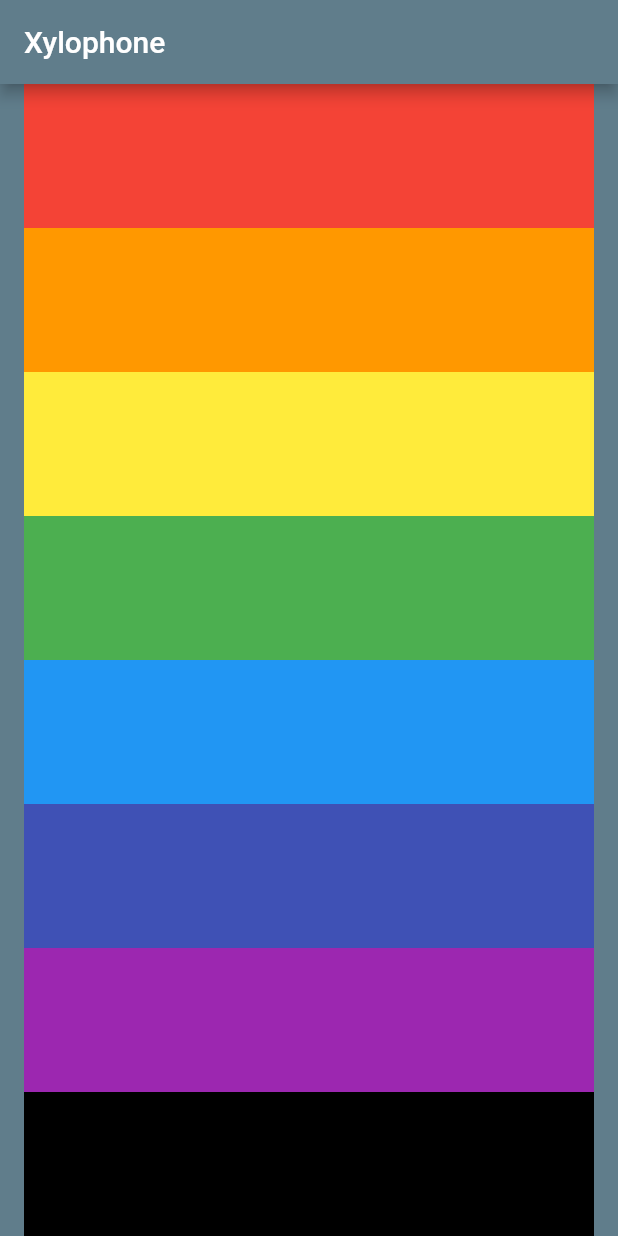
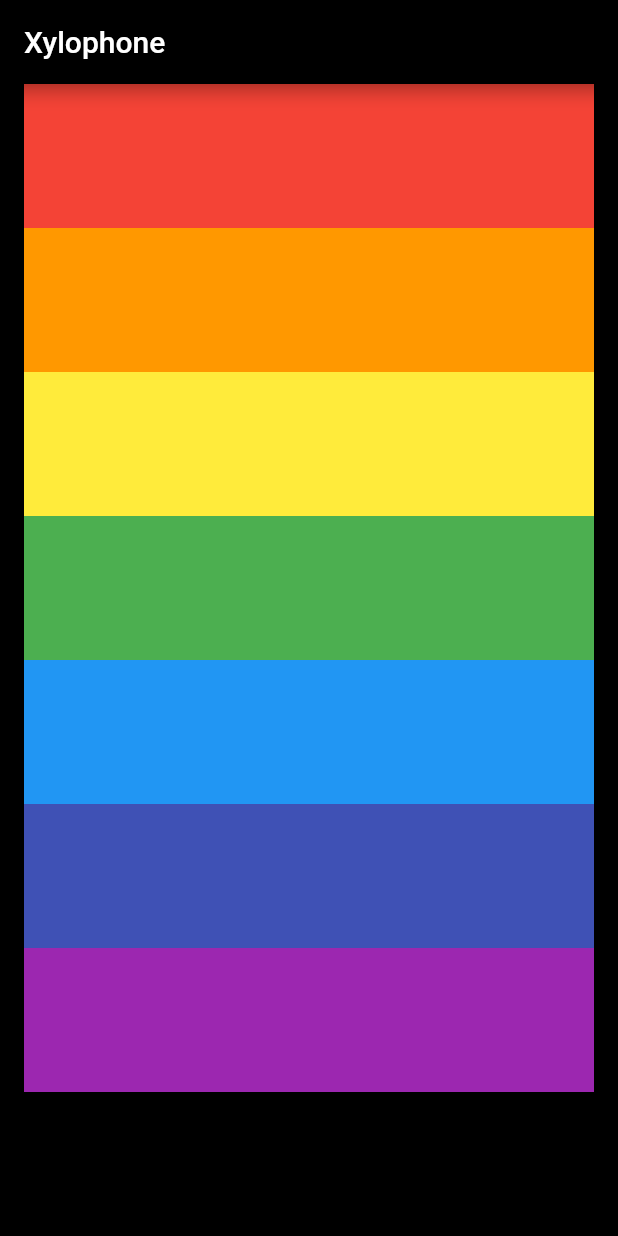
Before and after one commit to ghigbie/flutter-xylophone, a Flutter app: the screen it shows after launch, on a phone screen of 412 x 824 dp. Run offline on Flutter 3.47's test engine with Material 2 defaults, Android fonts, the phone set to English and light mode, and no system bars; our stand-ins replace audioplayers.

Commit message:
Edit background

```diff
--- a/lib/home_page.dart
+++ b/lib/home_page.dart
@@ -8,7 +8,7 @@ class HomeXylophone extends StatefulWidget {
 }
 
 final player = AudioCache();
-void playNote(number) {
+void playNote(int number) {
   player.play('note$number.wav'); //audio player knows the location of assets
 }
 
--- a/lib/main.dart
+++ b/lib/main.dart
@@ -10,10 +10,10 @@ class Xylophone extends StatelessWidget {
   Widget build(BuildContext context) {
     return MaterialApp(
       home: Scaffold(
-        backgroundColor: Colors.blueGrey,
+        backgroundColor: Colors.black,
         appBar: AppBar(
           title: Text(APP_TITLE_MESSAGE),
-          backgroundColor: Colors.blueGrey,
+          backgroundColor: Colors.black,
         ),
         body: SafeArea(
           child: HomeXylophone(),
```
